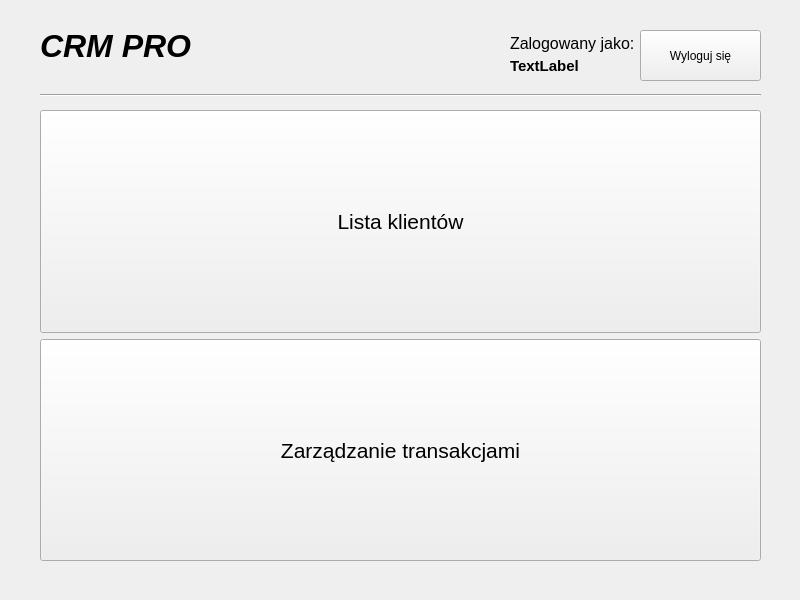
Qt form homepage.ui (michalgolda/crm) before a commit.
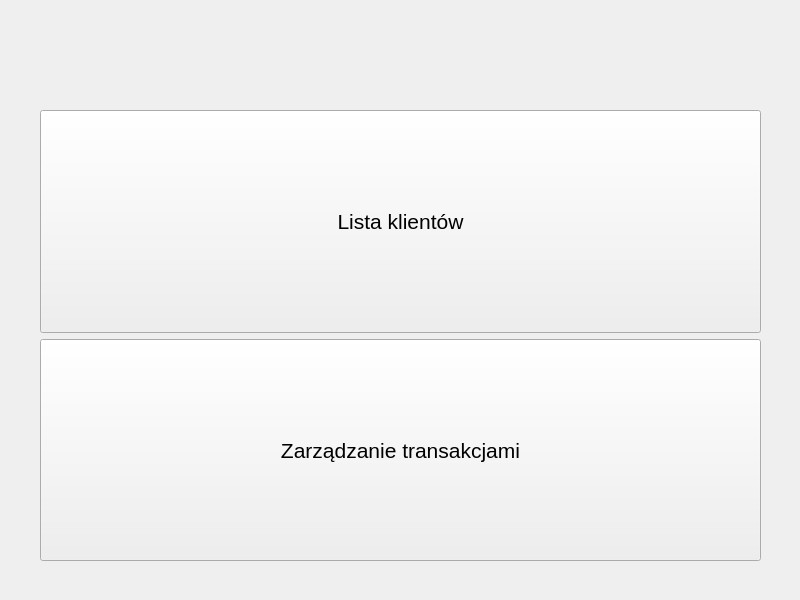
The same form after that commit.

```diff
--- a/homepage.ui
+++ b/homepage.ui
@@ -64,100 +64,12 @@
   <widget class="QWidget" name="verticalLayoutWidget_2">
    <property name="geometry">
     <rect>
-     <x>510</x>
-     <y>30</y>
-     <width>131</width>
-     <height>51</height>
-    </rect>
-   </property>
-   <layout class="QVBoxLayout" name="currentSessionLayout">
-    <property name="spacing">
-     <number>0</number>
-    </property>
-    <item>
-     <widget class="QLabel" name="label">
-      <property name="sizePolicy">
-       <sizepolicy hsizetype="Maximum" vsizetype="Fixed">
-        <horstretch>0</horstretch>
-        <verstretch>0</verstretch>
-       </sizepolicy>
-      </property>
-      <property name="font">
-       <font>
-        <pointsize>12</pointsize>
-       </font>
-      </property>
-      <property name="text">
-       <string>Zalogowany jako: </string>
-      </property>
-     </widget>
-    </item>
-    <item>
-     <widget class="QLabel" name="currentUserLabel">
-      <property name="sizePolicy">
-       <sizepolicy hsizetype="Preferred" vsizetype="Fixed">
-        <horstretch>0</horstretch>
-        <verstretch>0</verstretch>
-       </sizepolicy>
-      </property>
-      <property name="font">
-       <font>
-        <pointsize>11</pointsize>
-        <bold>true</bold>
-       </font>
-      </property>
-      <property name="text">
-       <string>TextLabel</string>
-      </property>
-     </widget>
-    </item>
-   </layout>
-  </widget>
-  <widget class="QPushButton" name="logoutButton">
-   <property name="geometry">
-    <rect>
-     <x>640</x>
-     <y>30</y>
-     <width>121</width>
-     <height>51</height>
-    </rect>
-   </property>
-   <property name="text">
-    <string>Wyloguj się</string>
-   </property>
-  </widget>
-  <widget class="QLabel" name="title">
-   <property name="geometry">
-    <rect>
      <x>40</x>
-     <y>30</y>
-     <width>151</width>
-     <height>31</height>
-    </rect>
-   </property>
-   <property name="font">
-    <font>
-     <pointsize>24</pointsize>
-     <italic>true</italic>
-     <bold>true</bold>
-    </font>
-   </property>
-   <property name="text">
-    <string>CRM PRO</string>
-   </property>
-  </widget>
-  <widget class="Line" name="separator">
-   <property name="geometry">
-    <rect>
-     <x>40</x>
-     <y>85</y>
+     <y>19</y>
      <width>721</width>
-     <height>21</height>
+     <height>71</height>
     </rect>
    </property>
-   <property name="orientation">
-    <enum>Qt::Orientation::Horizontal</enum>
-   </property>
   </widget>
  </widget>
  <resources/>
```
Left out of the diff: 4 changed lines with no effect on the pictures.
